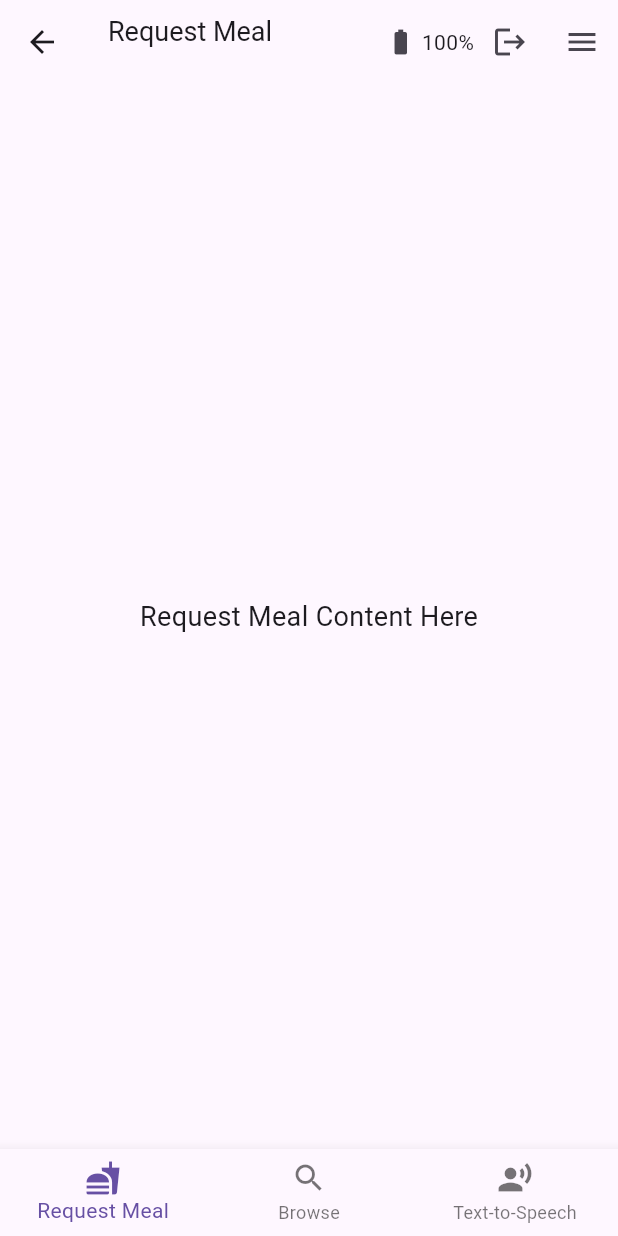
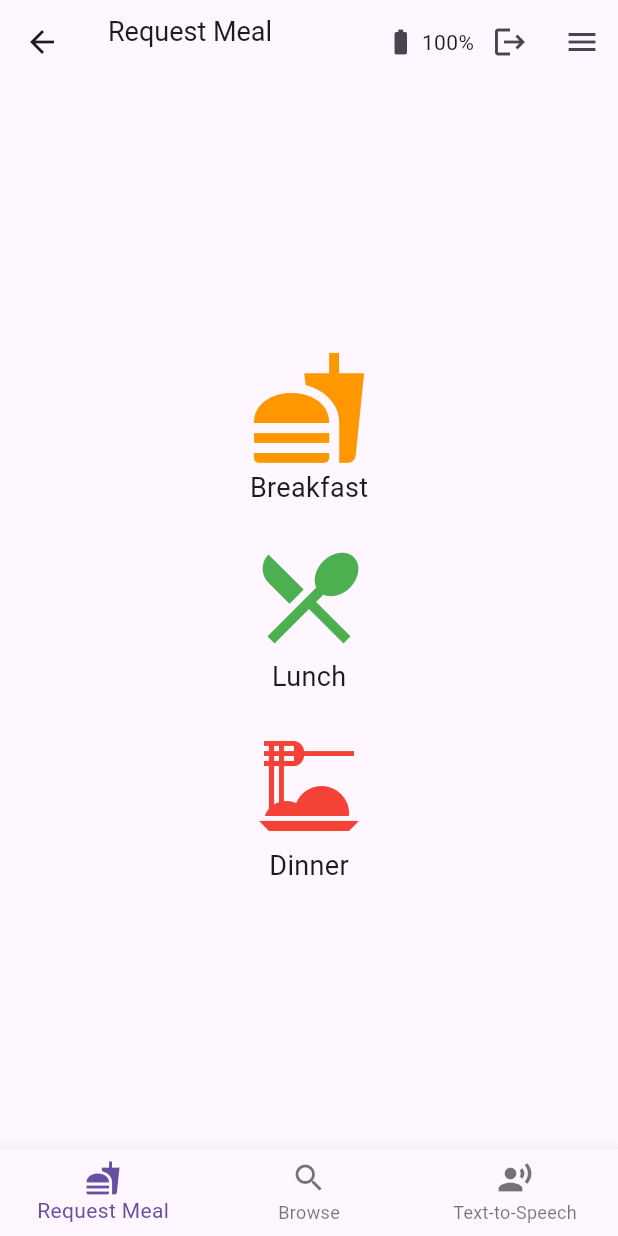
Before and after one commit to Tomiwajin/Elderly_Helper_App, a Flutter app: the screen it shows once a user with an empty profile is signed in, after a tap on "Request Meal", on a phone screen of 412 x 824 dp. Run offline on Flutter 3.47's test engine with Material 3 defaults, Android fonts, the phone set to English and light mode, and no system bars; our stand-ins replace battery_plus, firebase_auth, firebase_core, geolocator, google_maps_flutter; accounts and stored records are empty; network calls fail.

Commit message:
integrated restapi for ordering breakfast

```diff
--- a/lib/battery_status_widget.dart
+++ b/lib/battery_status_widget.dart
@@ -2,7 +2,7 @@ import 'package:flutter/material.dart';
 import 'package:battery_plus/battery_plus.dart';
 
 class BatteryStatusWidget extends StatefulWidget {
-  const BatteryStatusWidget({Key? key}) : super(key: key);
+  const BatteryStatusWidget({super.key});
 
   @override
   _BatteryStatusWidgetState createState() => _BatteryStatusWidgetState();
--- a/lib/main.dart
+++ b/lib/main.dart
@@ -18,7 +18,7 @@ void main() async {
 }
 
 class MyApp extends StatelessWidget {
-  const MyApp({Key? key}) : super(key: key);
+  const MyApp({super.key});
 
   @override
   Widget build(BuildContext context) {
@@ -34,7 +34,7 @@ class MyApp extends StatelessWidget {
 }
 
 class AuthWrapper extends StatelessWidget {
-  const AuthWrapper({Key? key}) : super(key: key);
+  const AuthWrapper({super.key});
 
   @override
   Widget build(BuildContext context) {
--- a/lib/src/login_screen.dart
+++ b/lib/src/login_screen.dart
@@ -2,7 +2,7 @@ import 'package:flutter/material.dart';
 import 'package:firebase_auth/firebase_auth.dart';
 
 class LoginScreen extends StatefulWidget {
-  const LoginScreen({Key? key}) : super(key: key);
+  const LoginScreen({super.key});
 
   @override
   _LoginScreenState createState() => _LoginScreenState();
--- a/lib/src/near_me_map_screen.dart
+++ b/lib/src/near_me_map_screen.dart
@@ -9,7 +9,7 @@ import 'request_meal_screen.dart';
 import 'package:elderly_helper/battery_status_widget.dart';
 
 class NearMeMapScreen extends StatefulWidget {
-  const NearMeMapScreen({Key? key}) : super(key: key);
+  const NearMeMapScreen({super.key});
 
   @override
   _NearMeMapScreenState createState() => _NearMeMapScreenState();
--- a/lib/src/request_meal_screen.dart
+++ b/lib/src/request_meal_screen.dart
@@ -5,9 +5,10 @@ import 'emergency_help_screen.dart';
 import 'non_emergency_help_screen.dart';
 import 'near_me_map_screen.dart';
 import 'package:elderly_helper/battery_status_widget.dart';
+import 'breakfast_list_screen.dart'; // Import the BreakfastListScreen
 
 class RequestMealScreen extends StatefulWidget {
-  const RequestMealScreen({Key? key}) : super(key: key);
+  const RequestMealScreen({super.key});
 
   @override
   State<RequestMealScreen> createState() => _RequestMealScreenState();
@@ -146,14 +147,61 @@ class _RequestMealScreenState extends State<RequestMealScreen> {
 }
 
 class RequestMealScreenContent extends StatelessWidget {
-  const RequestMealScreenContent({Key? key}) : super(key: key);
+  const RequestMealScreenContent({super.key});
 
   @override
   Widget build(BuildContext context) {
-    return const Center(
-      child: Text(
-        'Request Meal Content Here',
-        style: TextStyle(fontSize: 18),
+    return Center(
+      child: Column(
+        mainAxisAlignment: MainAxisAlignment.center,
+        children: [
+          // Breakfast icon with navigation functionality
+          GestureDetector(
+            onTap: () {
+              // Navigate to the Breakfast List screen when the icon is tapped
+              Navigator.push(
+                context,
+                MaterialPageRoute(builder: (context) => const BreakfastListScreen()),
+              );
+            },
+            child: const Column(
+              children: [
+                Icon(
+                  Icons.fastfood,
+                  size: 80.0,
+                  color: Colors.orange,
+                ),
+                Text('Breakfast', style: TextStyle(fontSize: 18)),
+              ],
+            ),
+          ),
+          const SizedBox(height: 20),
+
+          // Lunch icon without functionality (only labeled)
+          const Column(
+            children: [
+              Icon(
+                Icons.local_dining,
+                size: 80.0,
+                color: Colors.green,
+              ),
+              Text('Lunch', style: TextStyle(fontSize: 18)),
+            ],
+          ),
+          const SizedBox(height: 20),
+
+          // Dinner icon without functionality (only labeled)
+          const Column(
+            children: [
+              Icon(
+                Icons.dinner_dining,
+                size: 80.0,
+                color: Colors.red,
+              ),
+              Text('Dinner', style: TextStyle(fontSize: 18)),
+            ],
+          ),
+        ],
       ),
     );
   }
@@ -161,7 +209,7 @@ class RequestMealScreenContent extends StatelessWidget {
 
 // Placeholder widget for Browse screen
 class BrowseScreen extends StatelessWidget {
-  const BrowseScreen({Key? key}) : super(key: key);
+  const BrowseScreen({super.key});
 
   @override
   Widget build(BuildContext context) {
@@ -171,7 +219,7 @@ class BrowseScreen extends StatelessWidget {
 
 // Placeholder widget for Text-to-Speech screen
 class TextToSpeechScreen extends StatelessWidget {
-  const TextToSpeechScreen({Key? key}) : super(key: key);
+  const TextToSpeechScreen({super.key});
 
   @override
   Widget build(BuildContext context) {
```
Also changed, not shown: lib/src/BreakfastDetailScreen.dart (added, +108 -0 lines), lib/src/breakfast_list_screen.dart (added, +80 -0 lines), lib/src/calendar_screen.dart (+4 -4 lines), lib/src/emergency_help_screen.dart (+4 -4 lines), lib/src/home_screen.dart (+6 -6 lines), lib/src/non_emergency_help_screen.dart (+4 -4 lines), lib/src/picture_taking_screen.dart (+4 -4 lines).
